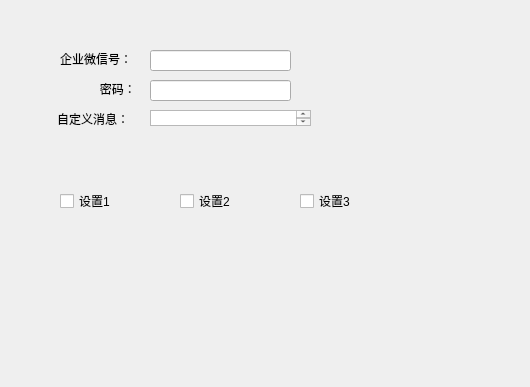
Above: netmanager/setwechatcount.ui from zhangjiacheng1991/netmanager before the change. Below: the same form after it.
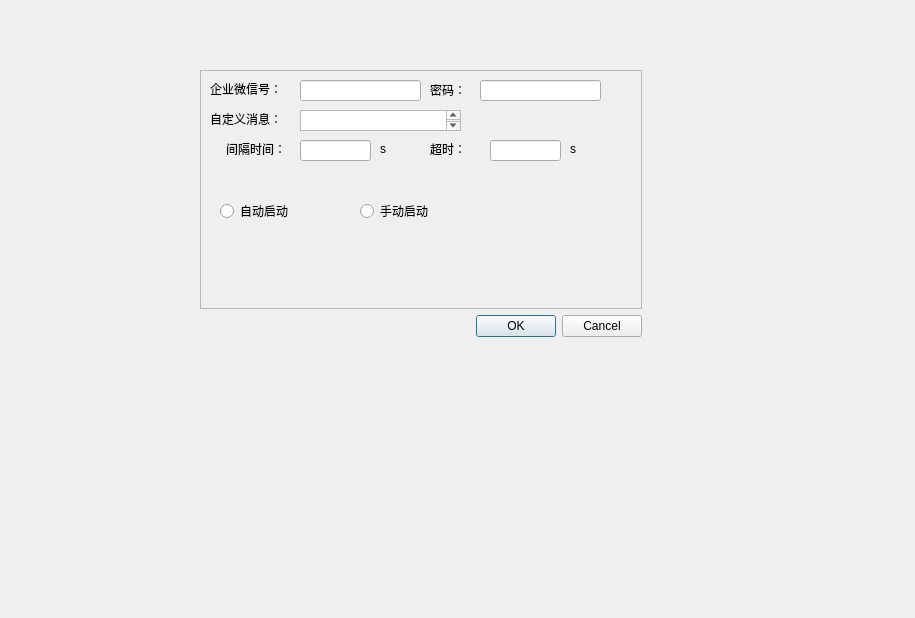
That is the form after the change.

Diff of the .ui file:
```diff
--- a/netmanager/setwechatcount.ui
+++ b/netmanager/setwechatcount.ui
@@ -6,18 +6,68 @@
    <rect>
     <x>0</x>
     <y>0</y>
-    <width>530</width>
-    <height>387</height>
+    <width>915</width>
+    <height>618</height>
    </rect>
   </property>
   <property name="windowTitle">
    <string>Form</string>
   </property>
-  <widget class="QLabel" name="label">
+  <widget class="QWidget" name="">
    <property name="geometry">
     <rect>
-     <x>60</x>
-     <y>50</y>
+     <x>200</x>
+     <y>70</y>
+     <width>442</width>
+     <height>267</height>
+    </rect>
+   </property>
+   <layout class="QVBoxLayout" name="verticalLayout">
+    <item>
+     <widget class="QFrame" name="frame_2">
+      <property name="sizePolicy">
+       <sizepolicy hsizetype="Preferred" vsizetype="Preferred">
+        <horstretch>0</horstretch>
+        <verstretch>0</verstretch>
+       </sizepolicy>
+      </property>
+      <property name="minimumSize">
+       <size>
+        <width>440</width>
+        <height>230</height>
+       </size>
+      </property>
+      <property name="frameShape">
+       <enum>QFrame::StyledPanel</enum>
+      </property>
+      <property name="frameShadow">
+       <enum>QFrame::Raised</enum>
+      </property>
+      <widget class="QTextEdit" name="textEdit_2">
+       <property name="geometry">
+        <rect>
+         <x>100</x>
+         <y>40</y>
+         <width>161</width>
+         <height>21</height>
+        </rect>
+       </property>
+      </widget>
+      <widget class="QLineEdit" name="lineEdit_3">
+       <property name="geometry">
+        <rect>
+         <x>100</x>
+         <y>10</y>
+         <width>121</width>
+         <height>21</height>
+        </rect>
+       </property>
+      </widget>
+      <widget class="QLabel" name="label_16">
+       <property name="geometry">
+        <rect>
+         <x>10</x>
+         <y>10</y>
      <width>91</width>
      <height>17</height>
     </rect>
@@ -26,35 +76,25 @@
     <string>企业微信号：</string>
    </property>
   </widget>
-  <widget class="QLineEdit" name="lineEdit">
+      <widget class="QLabel" name="label_18">
    <property name="geometry">
     <rect>
-     <x>150</x>
-     <y>50</y>
-     <width>141</width>
-     <height>21</height>
-    </rect>
-   </property>
-  </widget>
-  <widget class="QLabel" name="label_2">
-   <property name="geometry">
-    <rect>
-     <x>60</x>
-     <y>80</y>
-     <width>91</width>
-     <height>17</height>
+         <x>230</x>
+         <y>10</y>
+         <width>51</width>
+         <height>20</height>
     </rect>
    </property>
    <property name="text">
-    <string>            密码：</string>
-   </property>
-  </widget>
-  <widget class="QLineEdit" name="lineEdit_2">
+        <string>密码：</string>
+       </property>
+      </widget>
+      <widget class="QLineEdit" name="lineEdit_13">
    <property name="geometry">
     <rect>
-     <x>150</x>
-     <y>80</y>
-     <width>141</width>
+         <x>280</x>
+         <y>10</y>
+         <width>121</width>
      <height>21</height>
     </rect>
    </property>
@@ -62,11 +102,11 @@
     <string/>
    </property>
   </widget>
-  <widget class="QLabel" name="label_3">
+      <widget class="QLabel" name="label_17">
    <property name="geometry">
     <rect>
-     <x>57</x>
-     <y>110</y>
+         <x>10</x>
+         <y>40</y>
      <width>91</width>
      <height>17</height>
     </rect>
@@ -75,54 +115,131 @@
     <string>自定义消息：</string>
    </property>
   </widget>
-  <widget class="QTextEdit" name="textEdit">
+      <widget class="QLabel" name="label_43">
    <property name="geometry">
     <rect>
-     <x>150</x>
-     <y>110</y>
-     <width>161</width>
-     <height>16</height>
-    </rect>
-   </property>
-  </widget>
-  <widget class="QCheckBox" name="checkBox">
-   <property name="geometry">
-    <rect>
-     <x>60</x>
-     <y>190</y>
-     <width>97</width>
-     <height>22</height>
+         <x>26</x>
+         <y>70</y>
+         <width>71</width>
+         <height>17</height>
     </rect>
    </property>
    <property name="text">
-    <string>设置1</string>
-   </property>
-  </widget>
-  <widget class="QCheckBox" name="checkBox_2">
+        <string>间隔时间：</string>
+       </property>
+      </widget>
+      <widget class="QLineEdit" name="lineEdit_26">
+       <property name="geometry">
+        <rect>
+         <x>100</x>
+         <y>70</y>
+         <width>71</width>
+         <height>21</height>
+        </rect>
+       </property>
+      </widget>
+      <widget class="QLabel" name="label_44">
    <property name="geometry">
     <rect>
      <x>180</x>
-     <y>190</y>
-     <width>97</width>
+         <y>70</y>
+         <width>21</width>
+         <height>17</height>
+        </rect>
+       </property>
+       <property name="text">
+        <string>s</string>
+       </property>
+      </widget>
+      <widget class="QLabel" name="label_45">
+       <property name="geometry">
+        <rect>
+         <x>370</x>
+         <y>70</y>
+         <width>31</width>
+         <height>17</height>
+        </rect>
+       </property>
+       <property name="text">
+        <string>s</string>
+       </property>
+      </widget>
+      <widget class="QLabel" name="label_46">
+       <property name="geometry">
+        <rect>
+         <x>230</x>
+         <y>70</y>
+         <width>41</width>
+         <height>17</height>
+        </rect>
+       </property>
+       <property name="text">
+        <string>超时：</string>
+       </property>
+      </widget>
+      <widget class="QLineEdit" name="lineEdit_27">
+       <property name="geometry">
+        <rect>
+         <x>290</x>
+         <y>70</y>
+         <width>71</width>
+         <height>21</height>
+        </rect>
+       </property>
+      </widget>
+      <widget class="QRadioButton" name="radioButton_2">
+       <property name="geometry">
+        <rect>
+         <x>160</x>
+         <y>130</y>
+         <width>117</width>
      <height>22</height>
     </rect>
    </property>
    <property name="text">
-    <string>设置2</string>
-   </property>
-  </widget>
-  <widget class="QCheckBox" name="checkBox_3">
+        <string>手动启动</string>
+       </property>
+      </widget>
+      <widget class="QRadioButton" name="radioButton">
    <property name="geometry">
     <rect>
-     <x>300</x>
-     <y>190</y>
-     <width>97</width>
+         <x>20</x>
+         <y>130</y>
+         <width>117</width>
      <height>22</height>
     </rect>
    </property>
    <property name="text">
-    <string>设置3</string>
-   </property>
+        <string>自动启动</string>
+       </property>
+      </widget>
+     </widget>
+    </item>
+    <item>
+     <layout class="QHBoxLayout" name="horizontalLayout">
+      <item>
+       <spacer name="horizontalSpacer_3">
+        <property name="orientation">
+         <enum>Qt::Horizontal</enum>
+        </property>
+        <property name="sizeHint" stdset="0">
+         <size>
+          <width>211</width>
+          <height>20</height>
+         </size>
+        </property>
+       </spacer>
+      </item>
+      <item>
+       <widget class="QDialogButtonBox" name="buttonBox">
+        <property name="standardButtons">
+         <set>QDialogButtonBox::Cancel|QDialogButtonBox::Ok</set>
+        </property>
+       </widget>
+      </item>
+     </layout>
+    </item>
+   </layout>
   </widget>
  </widget>
  <resources/>
```
Lines whose indentation alone changed are shown as unchanged.
